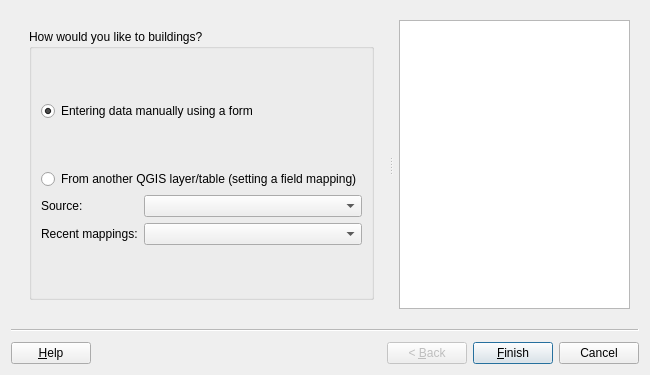
Qt form asistente_ladm_col/ui/wiz_create_building_valuation.ui (SwissTierrasColombia/Asistente-LADM-COL) before a commit.
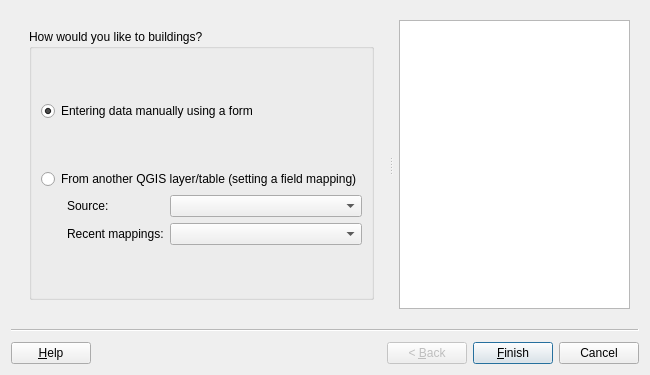
The same form after that commit. Custom widgets are drawn as their Qt base class.

Commit message: Fix space in labels of recents mappings

```diff
--- a/asistente_ladm_col/ui/wiz_create_building_valuation.ui
+++ b/asistente_ladm_col/ui/wiz_create_building_valuation.ui
@@ -95,7 +95,23 @@
              </property>
             </widget>
            </item>
-           <item row="4" column="0" colspan="2">
+           <item row="4" column="0">
+            <spacer name="horizontalSpacer">
+             <property name="orientation">
+              <enum>Qt::Horizontal</enum>
+             </property>
+             <property name="sizeType">
+              <enum>QSizePolicy::Fixed</enum>
+             </property>
+             <property name="sizeHint" stdset="0">
+              <size>
+               <width>13</width>
+               <height>20</height>
+              </size>
+             </property>
+            </spacer>
+           </item>
+           <item row="4" column="1">
             <layout class="QGridLayout" name="gridLayout_2">
              <item row="0" column="0">
               <widget class="QLabel" name="lbl_refactor_source">
```
Left out of the diff: 4 changed lines with no effect on the pictures. The commit also changes 4 other files.
